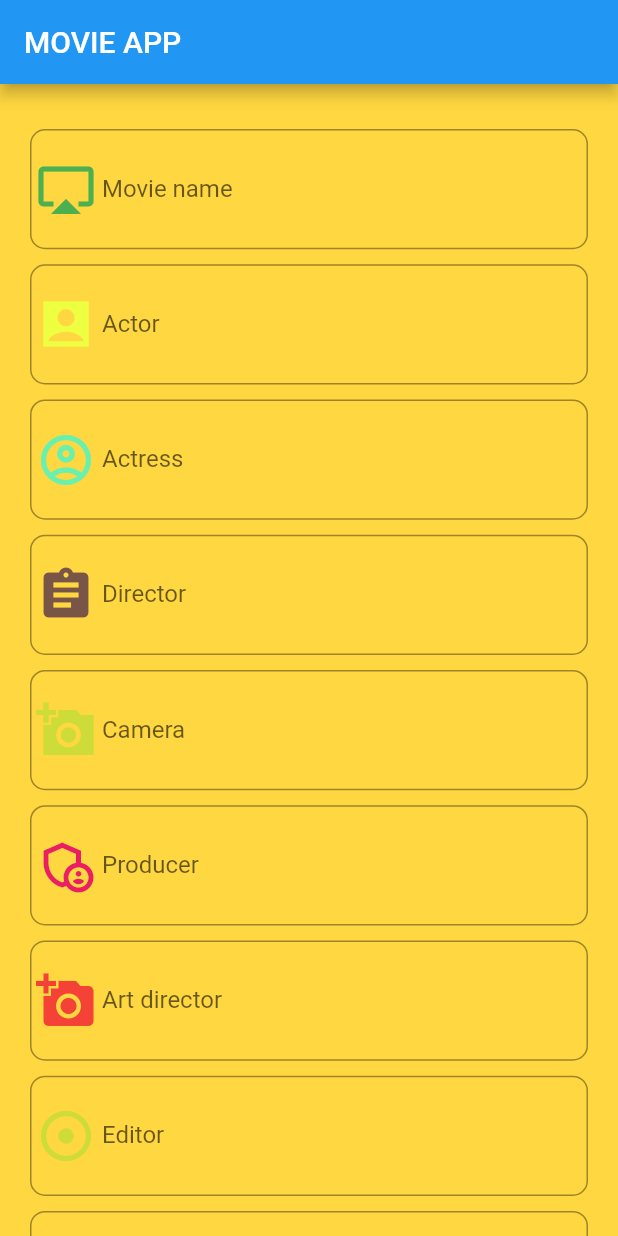
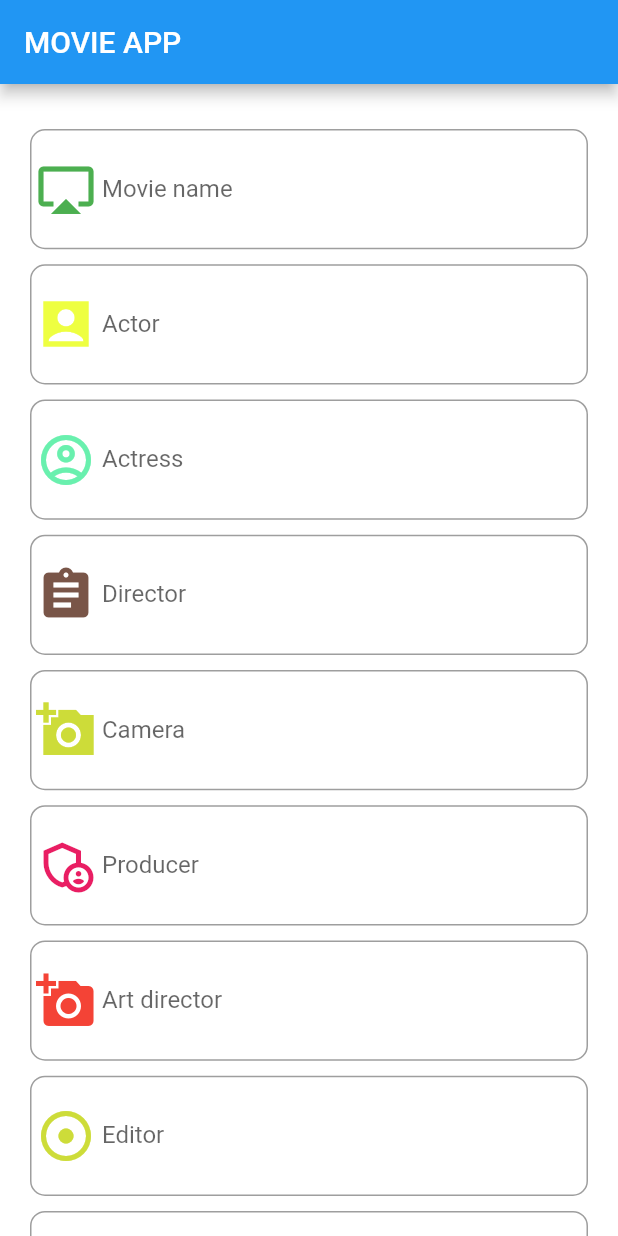
Before and after one commit to divya-k-nair/Movie-app, a Flutter app: the screen it shows after launch, on a phone screen of 412 x 824 dp. Run offline on Flutter 3.47's test engine with Material 2 defaults, Android fonts, the phone set to English and light mode, and no system bars.

Commit message:
project completed

```diff
--- a/lib/main.dart
+++ b/lib/main.dart
@@ -21,7 +21,7 @@ class App extends StatelessWidget {
     return MaterialApp(
       debugShowCheckedModeBanner: false,
       home: Scaffold(
-        backgroundColor: Colors.amberAccent,
+        backgroundColor: Colors.white,
         appBar: AppBar(
           title: Text("MOVIE APP"),
         ),
```
